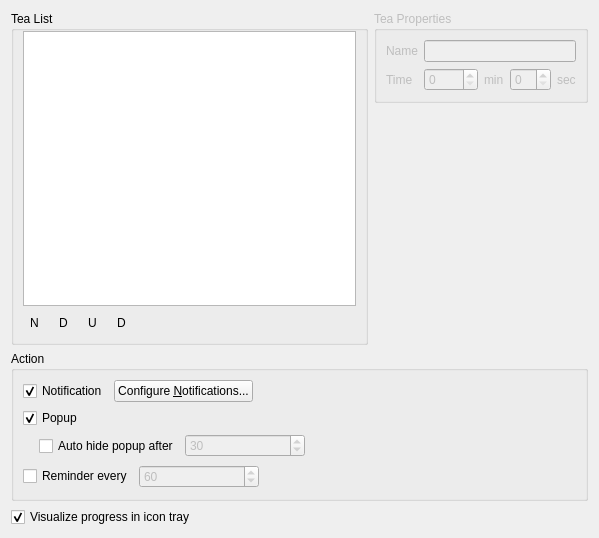
First picture: the form in src/settings.ui, repository KDE/kteatime, before the edit.
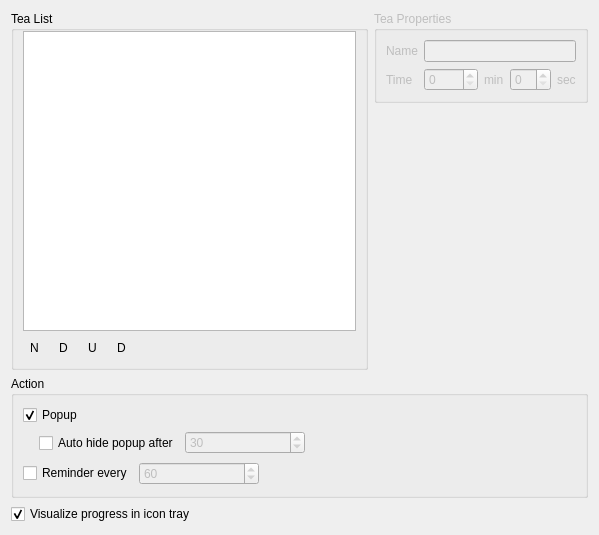
Second picture: the form after the edit. Icons and pictures are not drawn. Custom widgets are drawn as their Qt base class.

Commit message: Settings dialog: 'Configure Notification...' reworked

```diff
--- a/src/settings.ui
+++ b/src/settings.ui
@@ -8,7 +8,7 @@
     <x>0</x>
     <y>0</y>
     <width>599</width>
-    <height>538</height>
+    <height>535</height>
    </rect>
   </property>
   <layout class="QGridLayout">
@@ -198,50 +198,7 @@
      <property name="title">
       <string>Action</string>
      </property>
-     <layout class="QVBoxLayout">
-      <item>
-       <layout class="QHBoxLayout">
-        <item>
-         <widget class="QCheckBox" name="notificationCheckBox">
-          <property name="text">
-           <string>Notification</string>
-          </property>
-          <property name="checked">
-           <bool>true</bool>
-          </property>
-         </widget>
-        </item>
-        <item>
-         <widget class="KPushButton" name="notificationButton">
-          <property name="enabled">
-           <bool>true</bool>
-          </property>
-          <property name="text">
-           <string>Configure &amp;Notifications...</string>
-          </property>
-          <property name="default">
-           <bool>false</bool>
-          </property>
-          <property name="flat">
-           <bool>false</bool>
-          </property>
-         </widget>
-        </item>
-        <item>
-         <spacer>
-          <property name="orientation">
-           <enum>Qt::Horizontal</enum>
-          </property>
-          <property name="sizeHint" stdset="0">
-           <size>
-            <width>1</width>
-            <height>20</height>
-           </size>
-          </property>
-         </spacer>
-        </item>
-       </layout>
-      </item>
+     <layout class="QVBoxLayout" name="verticalLayout">
       <item>
        <widget class="QCheckBox" name="popupCheckBox">
         <property name="text">
@@ -366,9 +323,6 @@
         </item>
        </layout>
       </item>
-      <item>
-       <layout class="QHBoxLayout"/>
-      </item>
      </layout>
     </widget>
    </item>
@@ -385,27 +339,22 @@
   </layout>
  </widget>
  <customwidgets>
+  <customwidget>
+   <class>KIntSpinBox</class>
+   <extends>QSpinBox</extends>
+   <header>knuminput.h</header>
+  </customwidget>
   <customwidget>
    <class>KButtonGroup</class>
    <extends>QGroupBox</extends>
    <header>kbuttongroup.h</header>
    <container>1</container>
   </customwidget>
-  <customwidget>
-   <class>KIntSpinBox</class>
-   <extends>QSpinBox</extends>
-   <header>knuminput.h</header>
-  </customwidget>
   <customwidget>
    <class>KLineEdit</class>
    <extends>QLineEdit</extends>
    <header>klineedit.h</header>
   </customwidget>
-  <customwidget>
-   <class>KPushButton</class>
-   <extends>QPushButton</extends>
-   <header>kpushbutton.h</header>
-  </customwidget>
  </customwidgets>
  <resources/>
  <connections>
```
Left out of the diff: 16 changed lines with no effect on the pictures. The commit also changes 3 other files.
